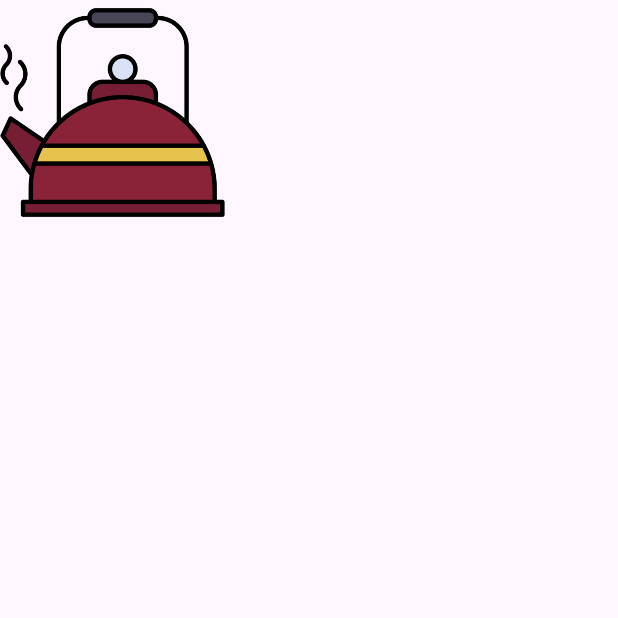
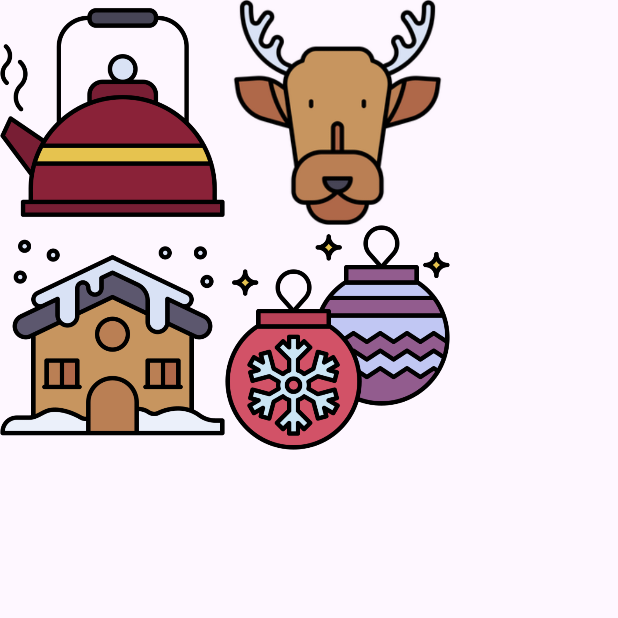
Before and after one commit to ovictorqueiroz/holidayApp, an Android app: the screen it shows after launch (MainActivity), on a phone screen of 412 x 824 dp, the top half of it. Run offline under Robolectric (Android 15) with nearby library versions, the light colour scheme and no system bars.

Commit message:
relative layout

```diff
--- a/app/src/main/res/layout/activity_main.xml
+++ b/app/src/main/res/layout/activity_main.xml
@@ -12,7 +12,35 @@
         android:layout_width="150dp"
         android:layout_height="150dp"
         android:scaleType="centerCrop"
-        android:src="@drawable/kettleicon" />
+        android:src="@drawable/kettleicon"
+
+        />
+
+    <ImageView
+        android:layout_below="@+id/imgKettle"
+        android:id="@+id/imgSnowhouse"
+        android:layout_width="150dp"
+        android:layout_height="150dp"
+        android:scaleType="centerCrop"
+        android:src="@drawable/snowhouseicon"
+        />
+
+    <ImageView
+        android:layout_toRightOf="@+id/imgKettle"
+        android:id="@+id/imgDeer"
+        android:layout_width="150dp"
+        android:layout_height="150dp"
+        android:scaleType="centerCrop"
+        android:src="@drawable/deericon" />
+
+    <ImageView
+        android:layout_below="@+id/imgDeer"
+        android:layout_toRightOf="@id/imgSnowhouse"
+        android:id="@+id/imgHolidayDecor"
+        android:layout_width="150dp"
+        android:layout_height="150dp"
+        android:scaleType="centerCrop"
+        android:src="@drawable/hollidaydecor" />
 
 
 </RelativeLayout>
```
Also changed, not shown: app/src/main/res/drawable/hollidaydecor.png (added).
